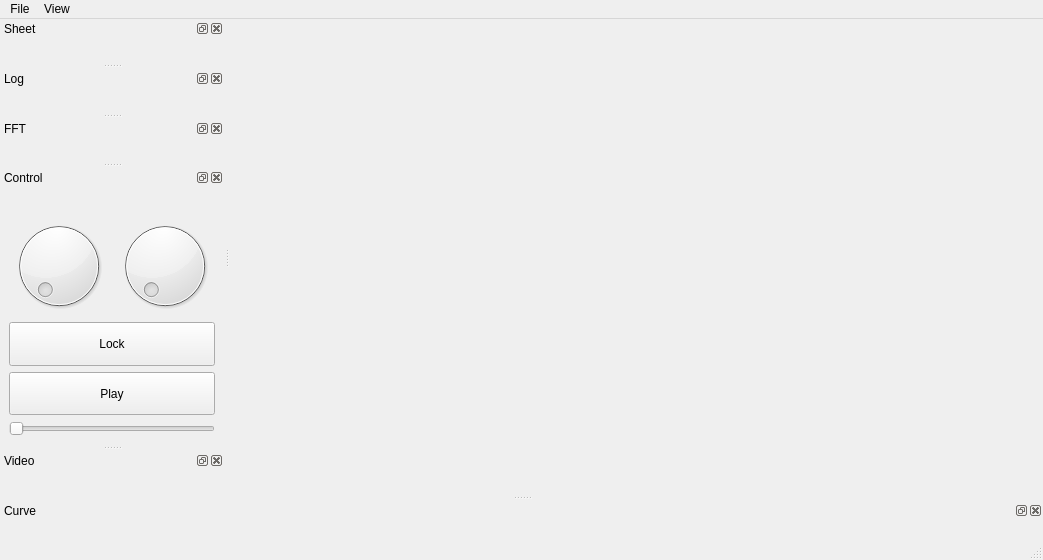
This is src/mainwindow.ui in charles-lyc/log_scope as Qt 5 draws it before an edit. The edited form follows.
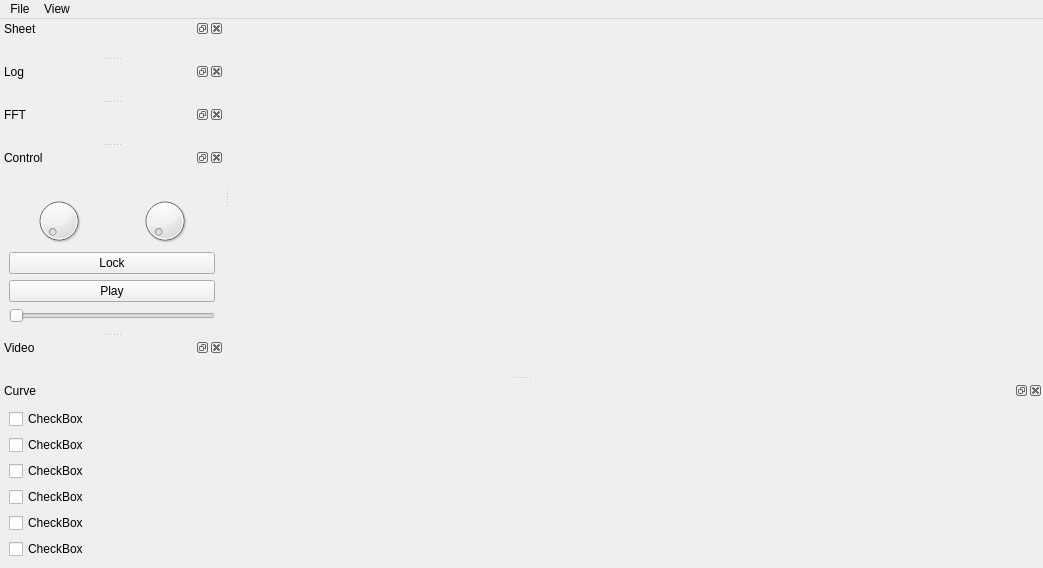
This is the edited form.

Patch:
```diff
--- a/src/mainwindow.ui
+++ b/src/mainwindow.ui
@@ -47,7 +47,6 @@
    <addaction name="menuabc"/>
    <addaction name="menuView"/>
   </widget>
-  <widget class="QStatusBar" name="statusbar"/>
   <widget class="QDockWidget" name="curve_dockWidget">
    <property name="features">
     <set>QDockWidget::AllDockWidgetFeatures</set>
@@ -59,7 +58,57 @@
     <number>8</number>
    </attribute>
    <widget class="QWidget" name="curve_Widget">
-    <layout class="QGridLayout" name="gridLayout_2"/>
+    <layout class="QHBoxLayout" name="horizontalLayout_3">
+     <item>
+      <layout class="QHBoxLayout" name="horizontalLayoutCurve"/>
+     </item>
+     <item>
+      <layout class="QVBoxLayout" name="verticalLayout">
+       <item>
+        <widget class="QCheckBox" name="checkBox">
+         <property name="text">
+          <string>CheckBox</string>
+         </property>
+        </widget>
+       </item>
+       <item>
+        <widget class="QCheckBox" name="checkBox_2">
+         <property name="text">
+          <string>CheckBox</string>
+         </property>
+        </widget>
+       </item>
+       <item>
+        <widget class="QCheckBox" name="checkBox_3">
+         <property name="text">
+          <string>CheckBox</string>
+         </property>
+        </widget>
+       </item>
+       <item>
+        <widget class="QCheckBox" name="checkBox_4">
+         <property name="text">
+          <string>CheckBox</string>
+         </property>
+        </widget>
+       </item>
+       <item>
+        <widget class="QCheckBox" name="checkBox_5">
+         <property name="text">
+          <string>CheckBox</string>
+         </property>
+        </widget>
+       </item>
+       <item>
+        <widget class="QCheckBox" name="checkBox_6">
+         <property name="text">
+          <string>CheckBox</string>
+         </property>
+        </widget>
+       </item>
+      </layout>
+     </item>
+    </layout>
    </widget>
   </widget>
   <widget class="QDockWidget" name="sheet_dockWidget">
```
Left out of the diff: 4 changed lines with no effect on the pictures.
